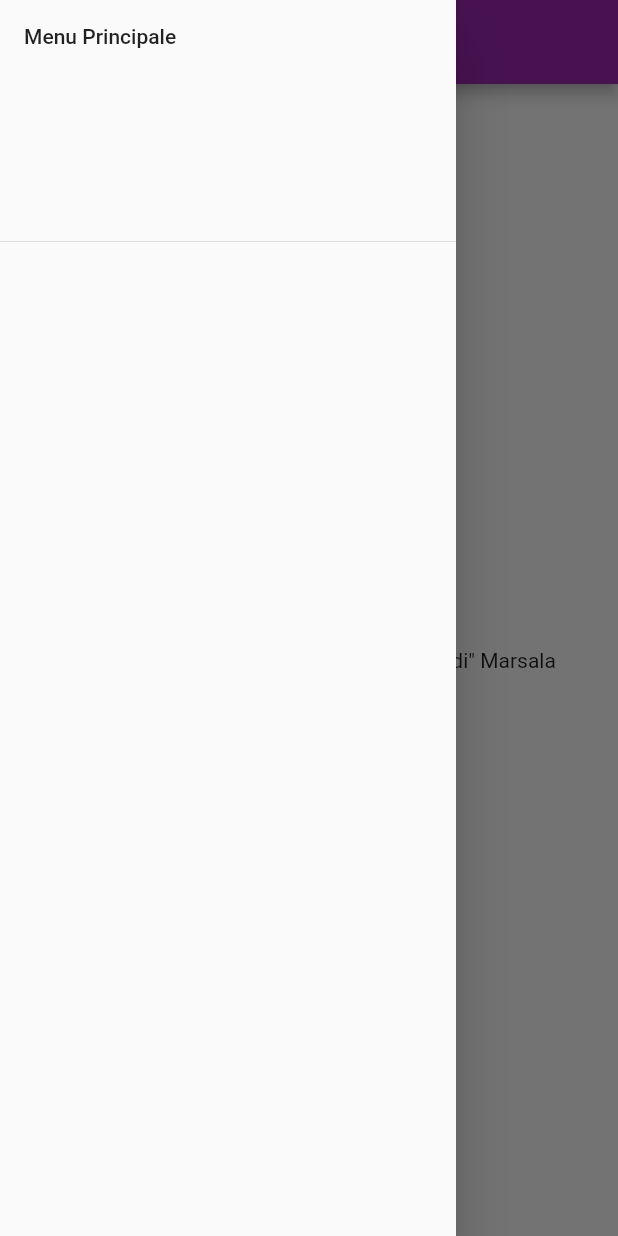
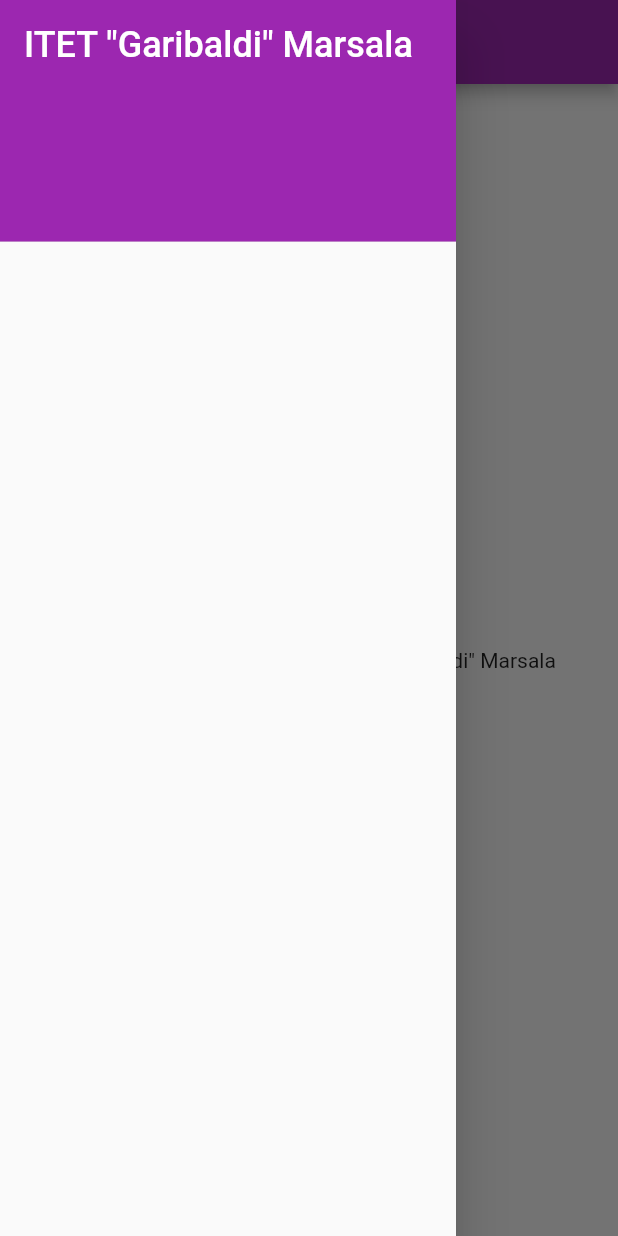
Before and after one commit to enryls/modulomobiledev-ponprogrammazionecreativa-itet, a Flutter app: the screen it shows after launch, with the side drawer open, on a phone screen of 412 x 824 dp. Run offline on Flutter 3.47's test engine with Material 2 defaults, Android fonts, the phone set to English and light mode, and no system bars.

Commit message:
Aggiunti dettagli al menù
Co-Authored-By: gianni20 <85480980+gianni20@users.noreply.github.com>

```diff
--- a/itet_orienta/lib/main.dart
+++ b/itet_orienta/lib/main.dart
@@ -29,7 +29,17 @@ class MyHomePage extends StatelessWidget {
         child: ListView(
           padding: EdgeInsets.zero,
           children: <Widget> [
-            DrawerHeader(child: Text('Menu Principale')),
+            DrawerHeader(
+              child: Text('ITET "Garibaldi" Marsala',
+                        style: TextStyle(
+                          color: Colors.white,
+                          fontSize: 24,
+                        ),
+              ),
+              decoration: BoxDecoration(
+                color: Colors.purple,
+              ),
+            ),
           ],
         )
       )
```
